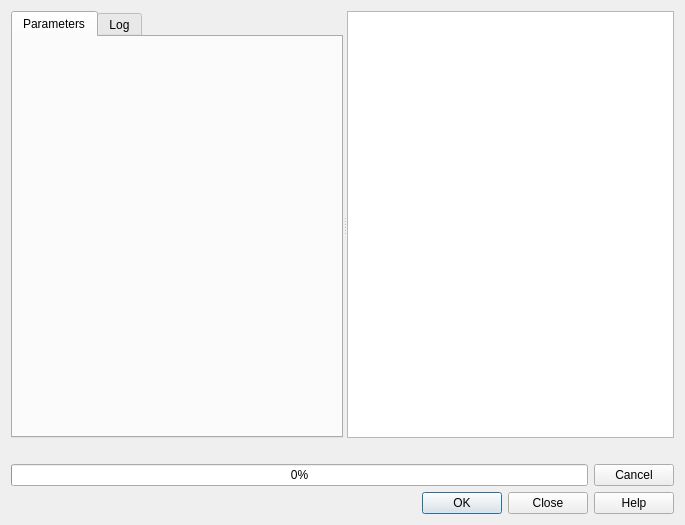
Before: the Qt Designer form python/plugins/processing/ui/DlgAlgorithmBase.ui in qgis/QGIS, drawn with Qt 5.
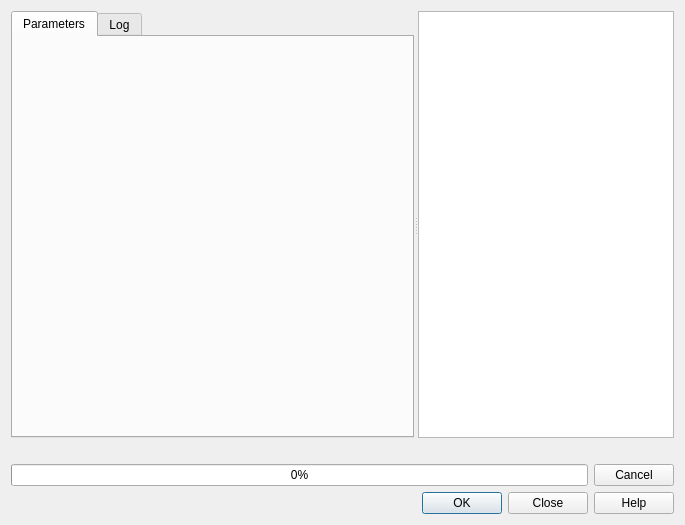
After: the same form once the commit is applied.

Commit message: [processing] save and restore geometry of the algorithm dialog

```diff
--- a/python/plugins/processing/ui/DlgAlgorithmBase.ui
+++ b/python/plugins/processing/ui/DlgAlgorithmBase.ui
@@ -26,6 +26,12 @@
       <enum>Qt::Horizontal</enum>
      </property>
      <widget class="QTabWidget" name="tabWidget">
+      <property name="sizePolicy">
+       <sizepolicy hsizetype="Expanding" vsizetype="Expanding">
+        <horstretch>2</horstretch>
+        <verstretch>0</verstretch>
+       </sizepolicy>
+      </property>
       <property name="currentIndex">
        <number>0</number>
       </property>
@@ -99,7 +105,17 @@
        </layout>
       </widget>
      </widget>
-     <widget class="QTextBrowser" name="textShortHelp"/>
+     <widget class="QTextBrowser" name="textShortHelp">
+      <property name="sizePolicy">
+       <sizepolicy hsizetype="Expanding" vsizetype="Expanding">
+        <horstretch>0</horstretch>
+        <verstretch>0</verstretch>
+       </sizepolicy>
+      </property>
+      <property name="openLinks">
+       <bool>false</bool>
+      </property>
+     </widget>
     </widget>
    </item>
    <item>
```
The commit also changes 2 other files.
